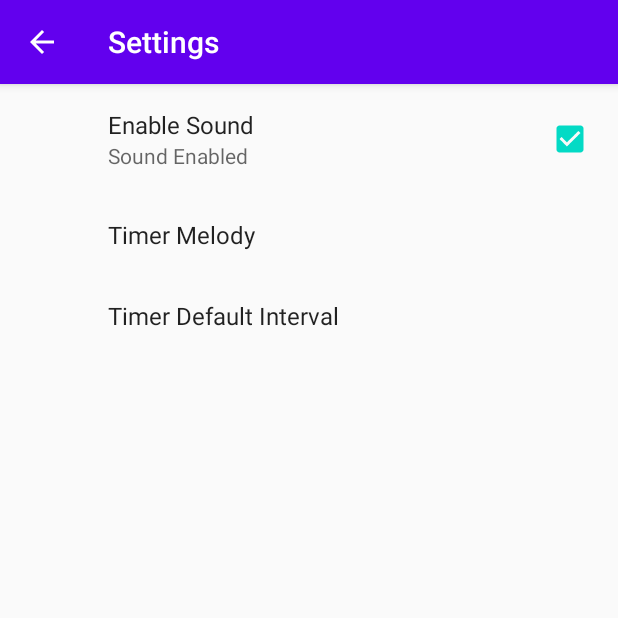
After one commit to a1dien/AndroidLearning, an Android app: the SettingsActivity screen opened directly, with no data from a screen before it, on a phone screen of 412 x 824 dp, the top half of it. The commit adds this screen. Run offline under Robolectric (Android 15) with nearby library versions, the phone set to English and light mode, and no system bars; our stand-ins replace androidx.preference.

Commit message:
Completed Timer

```diff
--- a/Timer/app/build.gradle
+++ b/Timer/app/build.gradle
@@ -31,4 +31,7 @@ dependencies {
     testImplementation 'junit:junit:4.12'
     androidTestImplementation 'androidx.test.ext:junit:1.1.1'
     androidTestImplementation 'androidx.test.espresso:espresso-core:3.2.0'
+    implementation 'androidx.preference:preference:1.1.0'
+
+
 }
--- /dev/null
+++ b/Timer/app/src/main/java/com/example/timer/SettingsActivity.java
@@ -0,0 +1,32 @@
+package com.example.timer;
+
+import androidx.annotation.NonNull;
+import androidx.appcompat.app.ActionBar;
+import androidx.appcompat.app.AppCompatActivity;
+import androidx.core.app.NavUtils;
+
+import android.os.Bundle;
+import android.view.MenuItem;
+
+public class SettingsActivity extends AppCompatActivity {
+
+    @Override
+    protected void onCreate(Bundle savedInstanceState) {
+        super.onCreate(savedInstanceState);
+        setContentView(R.layout.activity_settings);
+
+        ActionBar actionBar = this.getSupportActionBar();
+        if (actionBar != null) {
+            actionBar.setDisplayHomeAsUpEnabled(true);
+        }
+    }
+
+    @Override
+    public boolean onOptionsItemSelected(@NonNull MenuItem item) {
+        int id = item.getItemId();
+        if (id == android.R.id.home) {
+            NavUtils.navigateUpFromSameTask(this);
+        }
+        return super.onOptionsItemSelected(item);
+    }
+}
--- /dev/null
+++ b/Timer/app/src/main/java/com/example/timer/SettingsFragment.java
@@ -0,0 +1,84 @@
+package com.example.timer;
+import android.content.SharedPreferences;
+import android.os.Bundle;
+import android.widget.Toast;
+
+import androidx.annotation.Nullable;
+import androidx.preference.CheckBoxPreference;
+import androidx.preference.EditTextPreference;
+import androidx.preference.ListPreference;
+import androidx.preference.Preference;
+import androidx.preference.PreferenceFragmentCompat;
+import androidx.preference.PreferenceScreen;
+
+public class SettingsFragment extends PreferenceFragmentCompat implements SharedPreferences.OnSharedPreferenceChangeListener, Preference.OnPreferenceChangeListener {
+
+    @Override
+    public void onCreatePreferences(Bundle savedInstanceState, String rootKey) {
+        addPreferencesFromResource(R.xml.timer_preferences);
+
+        SharedPreferences sharedPreferences = getPreferenceScreen().getSharedPreferences();
+        PreferenceScreen preferenceScreen = getPreferenceScreen();
+        int count = preferenceScreen.getPreferenceCount();
+        for (int i = 0; i < count; i++) {
+            Preference preference = preferenceScreen.getPreference(i);
+
+            if (!(preference instanceof CheckBoxPreference)) {
+                String value = sharedPreferences.getString(preference.getKey(), "");
+                setPreferenceLabel(preference, value);
+            }
+        }
+        Preference preference = findPreference("default_interval");
+        preference.setOnPreferenceChangeListener(this);
+    }
+    private void setPreferenceLabel(Preference preference, String value) {
+        if (preference instanceof ListPreference) {
+            ListPreference listPreference = (ListPreference)preference;
+            int index = listPreference.findIndexOfValue(value);
+            if (index >= 0) {
+                listPreference.setSummary(listPreference.getEntries()[index]);
+            }
+        } else if (preference instanceof EditTextPreference) {
+            preference.setSummary(value);
+        }
+    }
+
+    @Override
+    public void onSharedPreferenceChanged(SharedPreferences sharedPreferences, String key) {
+        Preference preference = findPreference(key);
+        if (!(preference instanceof CheckBoxPreference)) {
+            String value = sharedPreferences.getString(preference.getKey(), "");
+            setPreferenceLabel(preference, value);
+        }
+    }
+
+    @Override
+    public void onCreate(@Nullable Bundle savedInstanceState) {
+        super.onCreate(savedInstanceState);
+        getPreferenceScreen().getSharedPreferences().registerOnSharedPreferenceChangeListener(this);
+    }
+
+    @Override
+    public void onDestroy() {
+        super.onDestroy();
+        getPreferenceScreen().getSharedPreferences().unregisterOnSharedPreferenceChangeListener(this);
+    }
+
+    @Override
+    public boolean onPreferenceChange(Preference preference, Object newValue) {
+        Toast toast = Toast.makeText(getContext(), "Please enter an integer number", Toast.LENGTH_LONG);
+
+        if (preference.getKey().equals("default_interval")) {
+            String defaultIntervalString = (String) newValue;
+
+            try {
+                int defaultInterval = Integer.parseInt(defaultIntervalString);
+            } catch (NumberFormatException nef) {
+                toast.show();
+                return false;
+            }
+        }
+
+        return true;
+    }
+}
--- /dev/null
+++ b/Timer/app/src/main/res/values/arrays.xml
@@ -0,0 +1,15 @@
+<?xml version="1.0" encoding="utf-8"?>
+<resources>
+    <array name="pref_timer_melody_labels">
+        <item>Bell</item>
+        <item>Alarm Siren</item>
+        <item>Beep</item>
+    </array>
+
+    <array name="pref_timer_melody_values">
+        <item>bell</item>
+        <item>alarm_siren</item>
+        <item>beep</item>
+    </array>
+
+</resources>
--- a/Timer/app/src/main/res/values/strings.xml
+++ b/Timer/app/src/main/res/values/strings.xml
@@ -1,3 +1,5 @@
 <resources>
     <string name="app_name">Cool Timer</string>
+    <string name="about_name">About</string>
+    <string name="settings_name">Settings</string>
 </resources>
--- a/Timer/app/src/main/res/values/styles.xml
+++ b/Timer/app/src/main/res/values/styles.xml
@@ -6,6 +6,7 @@
         <item name="colorPrimary">@color/colorPrimary</item>
         <item name="colorPrimaryDark">@color/colorPrimaryDark</item>
         <item name="colorAccent">@color/colorAccent</item>
+        <item name="preferenceTheme">@style/PreferenceThemeOverlay</item>
     </style>
 
 </resources>
--- /dev/null
+++ b/Timer/app/src/main/res/xml/timer_preferences.xml
@@ -0,0 +1,26 @@
+<?xml version="1.0" encoding="utf-8"?>
+<PreferenceScreen xmlns:android="http://schemas.android.com/apk/res/android">
+
+    <CheckBoxPreference
+        android:defaultValue="true"
+        android:key="enable_sound"
+        android:title="Enable Sound"
+        android:summaryOn="Sound Enabled"
+        android:summaryOff="Sound Disabled"
+        />
+
+    <ListPreference
+        android:title="Timer Melody"
+        android:key="timer_melody"
+        android:defaultValue="bell"
+        android:entries="@array/pref_timer_melody_labels"
+        android:entryValues="@array/pref_timer_melody_values"
+        />
+
+    <EditTextPreference
+        android:title="Timer Default Interval"
+        android:key="default_interval"
+        android:defaultValue="30"/>
+
+
+</PreferenceScreen>
```
Also changed, not shown: Timer/app/src/main/AndroidManifest.xml (+18 -1 lines), Timer/app/src/main/java/com/example/timer/AboutActivity.java (added, +32 -0 lines), Timer/app/src/main/java/com/example/timer/MainActivity.java (+77 -11 lines), Timer/app/src/main/res/drawable/ic_attach_money_black_24dp.xml (added, +9 -0 lines), Timer/app/src/main/res/drawable/ic_question_answer_black_24dp.xml (added, +9 -0 lines), Timer/app/src/main/res/drawable/ic_settings_applications_black_24dp.xml (added, +9 -0 lines), Timer/app/src/main/res/layout/activity_about.xml (added, +9 -0 lines), Timer/app/src/main/res/layout/activity_settings.xml (added, +10 -0 lines), Timer/app/src/main/res/menu/timer_menu.xml (added, +22 -0 lines).
